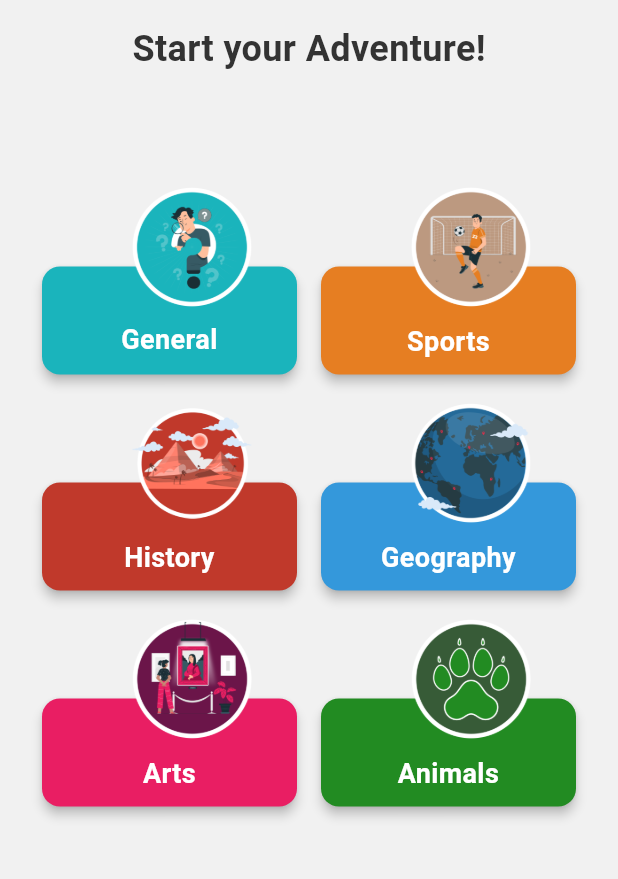
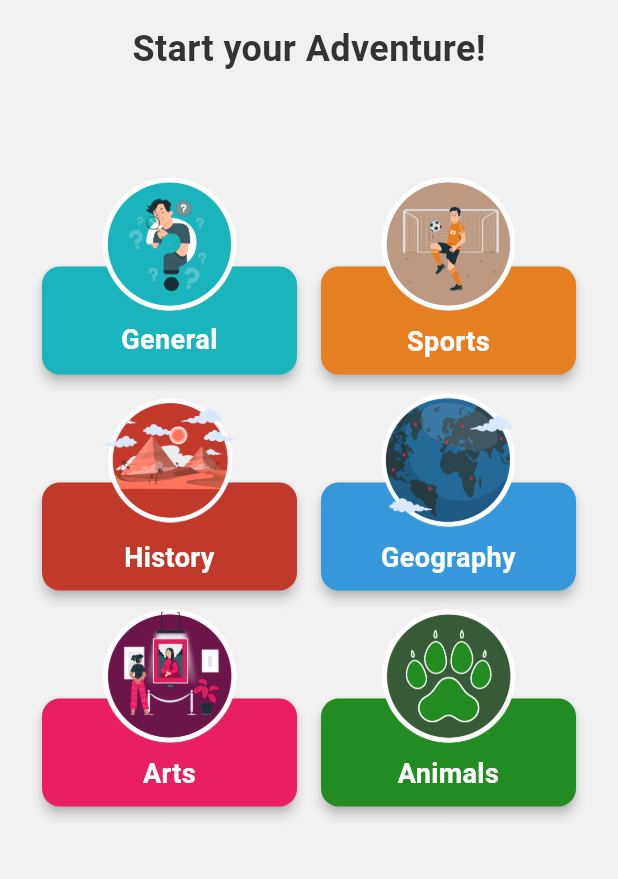
Before and after one commit to M0hamed-Awad/TriviArena, a Flutter app: the screen it shows after launch, on a phone screen of 412 x 824 dp, the part 191-1070 px from its top. Run offline on Flutter 3.47's test engine with Material 3 defaults, Android fonts, the phone set to English and light mode, and no system bars; our stand-ins replace dio, flutter_bloc, html_unescape.

Commit message:
center category image in the container

```diff
--- a/lib/widgets/home/category_item.dart
+++ b/lib/widgets/home/category_item.dart
@@ -36,9 +36,16 @@ class CategoryItem extends StatelessWidget {
 
   Positioned _buildCategoryIconWidget({required String categoryIconPath}) {
     return Positioned(
-      bottom: 45,
-      right: (140 / 2) - 40,
-      child: Image(image: AssetImage(categoryIconPath), height: 80, width: 80),
+      top: -60,
+      left: 0,
+      right: 0,
+      child: Center(
+        child: Image(
+          image: AssetImage(categoryIconPath),
+          height: 90,
+          width: 90,
+        ),
+      ),
     );
   }
 
```
